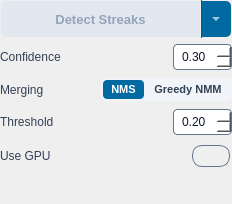
Old version of the form src/startrails/ui/step_detect_streaks.ui in the repository gkyle/startrails.
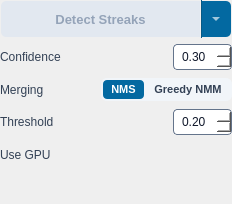
New version of the form. Icons and pictures are not drawn.

```diff
--- a/src/startrails/ui/step_detect_streaks.ui
+++ b/src/startrails/ui/step_detect_streaks.ui
@@ -387,13 +387,11 @@
            <string>Use GPU for detection</string>
           </property>
           <property name="styleSheet">
-           <string notr="true">QCheckBox#useGPU { spacing: 0px;
-    border: 2px solid transparent;
-}
-QCheckBox#useGPU::indicator { width: 36px; height: 20px; border: 1px solid #64748b; border-radius: 10px; }
+           <string notr="true">QCheckBox#useGPU { spacing: 0px;}
+QCheckBox#useGPU::indicator { width: 36px; height: 20px; border-radius: 10px; }
 QCheckBox#useGPU::indicator:unchecked { image: url(:/startrails/ui/switch_off.svg); }
 QCheckBox#useGPU::indicator:checked { image: url(:/startrails/ui/switch_on.svg); }
-QCheckBox#useGPU:focus:enabled { border-color: #0f172a; }</string>
+</string>
           </property>
           <property name="text">
            <string/>
```
Left out of the diff: 3 changed lines with no effect on the pictures.
